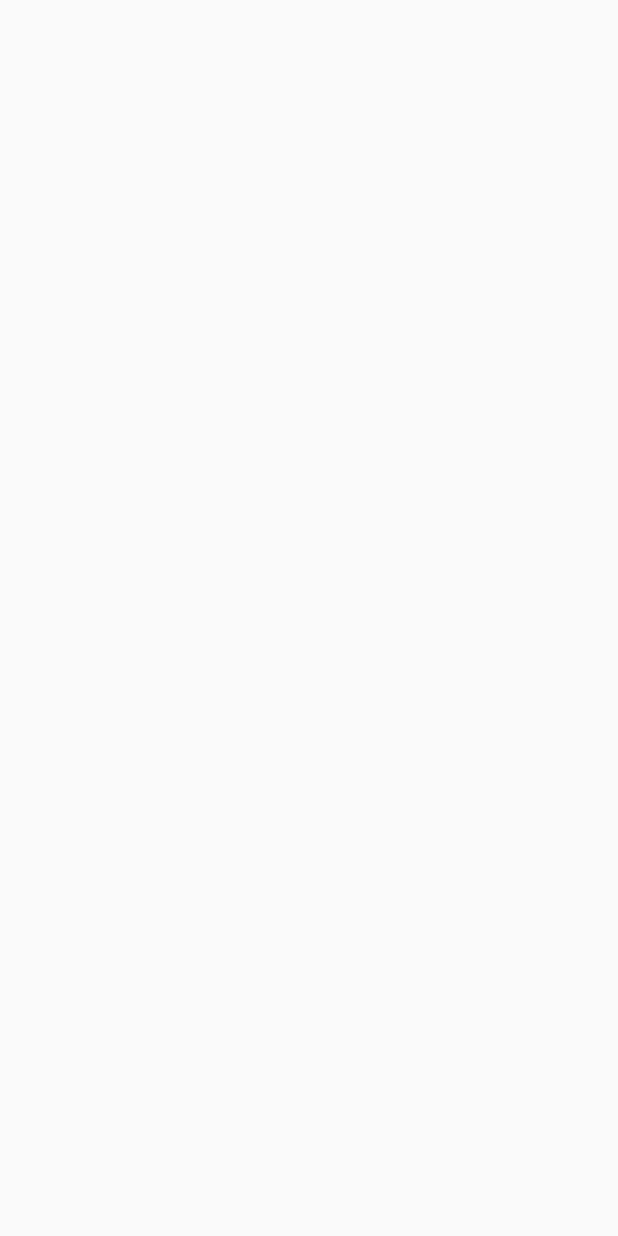
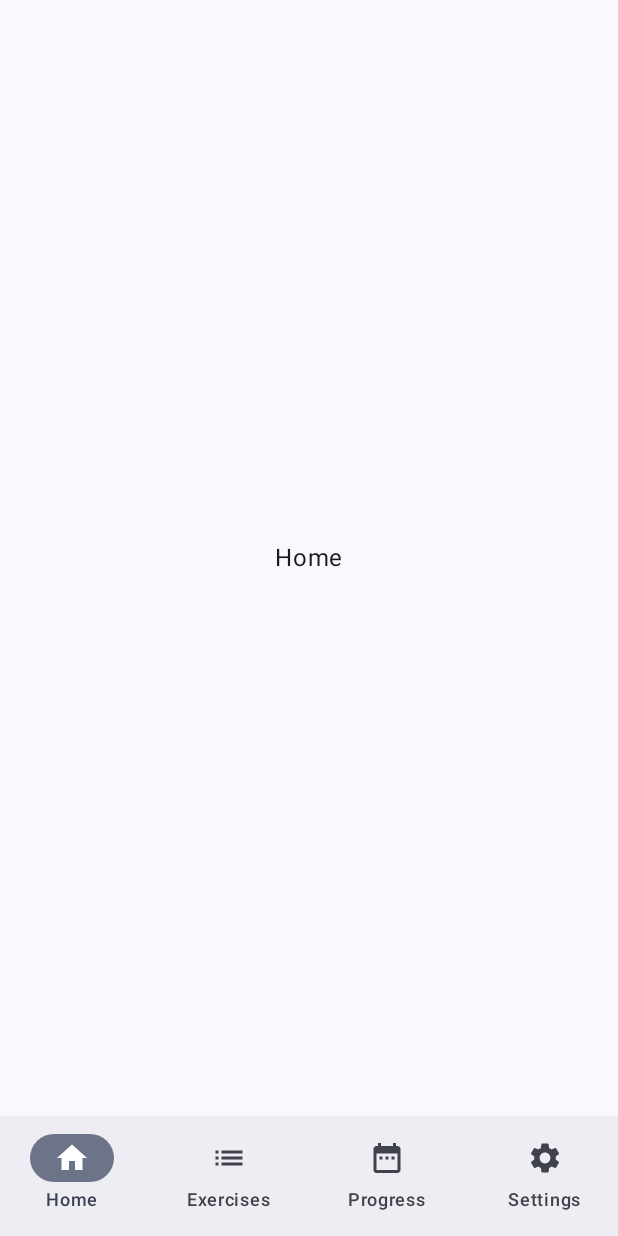
Before and after one commit to JakOrl/LiftQuest, an Android app built with Jetpack Compose: the screen it shows after launch (MainActivity), on a phone screen of 412 x 824 dp. Before the commit the screen is empty. Run offline under Robolectric (Android 15) with nearby library versions, the phone set to English and light mode, and no system bars; our stand-ins replace Room's generated code.

Commit message:
Add bottom navigation with four placeholder screens

```diff
--- /dev/null
+++ b/app/src/main/java/com/example/liftquest/LiftQuestApp.kt
@@ -0,0 +1,48 @@
+package com.example.liftquest
+
+import androidx.compose.foundation.layout.padding
+import androidx.compose.material3.Icon
+import androidx.compose.material3.NavigationBar
+import androidx.compose.material3.NavigationBarItem
+import androidx.compose.material3.Scaffold
+import androidx.compose.material3.Text
+import androidx.compose.runtime.Composable
+import androidx.compose.runtime.getValue
+import androidx.compose.ui.Modifier
+import androidx.navigation.compose.currentBackStackEntryAsState
+import androidx.navigation.compose.rememberNavController
+import com.example.liftquest.navigation.AppNavigation
+import com.example.liftquest.navigation.bottomNavItems
+
+//==========================================
+// App root
+//==========================================
+@Composable
+fun LiftQuestApp() {
+    val navController = rememberNavController()
+    val backStackEntry by navController.currentBackStackEntryAsState()
+    val currentRoute = backStackEntry?.destination?.route
+
+    Scaffold(
+        bottomBar = {
+            NavigationBar {
+                bottomNavItems.forEach { screen ->
+                    NavigationBarItem(
+                        selected = currentRoute == screen.route,
+                        onClick = {
+                            navController.navigate(screen.route) {
+                                popUpTo(navController.graph.startDestinationId) { saveState = true }
+                                launchSingleTop = true
+                                restoreState = true
+                            }
+                        },
+                        icon = { Icon(screen.icon, contentDescription = screen.title) },
+                        label = { Text(screen.title) }
+                    )
+                }
+            }
+        }
+    ) { innerPadding ->
+        AppNavigation(navController = navController, modifier = Modifier.padding(innerPadding))
+    }
+}
--- a/app/src/main/java/com/example/liftquest/MainActivity.kt
+++ b/app/src/main/java/com/example/liftquest/MainActivity.kt
@@ -18,6 +18,9 @@ class MainActivity : ComponentActivity() {
         super.onCreate(savedInstanceState)
         enableEdgeToEdge()
         setContent {
+            LiftQuestTheme {
+                LiftQuestApp()
+            }
         }
     }
 }
--- /dev/null
+++ b/app/src/main/java/com/example/liftquest/navigation/AppNavigation.kt
@@ -0,0 +1,28 @@
+package com.example.liftquest.navigation
+
+import androidx.compose.runtime.Composable
+import androidx.compose.ui.Modifier
+import androidx.navigation.NavHostController
+import androidx.navigation.compose.NavHost
+import androidx.navigation.compose.composable
+import com.example.liftquest.ui.screens.ExercisesScreen
+import com.example.liftquest.ui.screens.HomeScreen
+import com.example.liftquest.ui.screens.ProgressScreen
+import com.example.liftquest.ui.screens.SettingsScreen
+
+//==========================================
+// Navigation graph
+//==========================================
+@Composable
+fun AppNavigation(navController: NavHostController, modifier: Modifier = Modifier) {
+    NavHost(
+        navController = navController,
+        startDestination = Screen.Home.route,
+        modifier = modifier
+    ) {
+        composable(Screen.Home.route) { HomeScreen() }
+        composable(Screen.Exercises.route) { ExercisesScreen() }
+        composable(Screen.Progress.route) { ProgressScreen() }
+        composable(Screen.Settings.route) { SettingsScreen() }
+    }
+}
--- /dev/null
+++ b/app/src/main/java/com/example/liftquest/navigation/Screen.kt
@@ -0,0 +1,23 @@
+package com.example.liftquest.navigation
+
+import androidx.compose.material.icons.Icons
+import androidx.compose.material.icons.automirrored.filled.List
+import androidx.compose.material.icons.filled.DateRange
+import androidx.compose.material.icons.filled.Home
+import androidx.compose.material.icons.filled.Settings
+import androidx.compose.ui.graphics.vector.ImageVector
+
+//==========================================
+// Screens
+//==========================================
+sealed class Screen(val route: String, val title: String, val icon: ImageVector) {
+    data object Home : Screen("home", "Home", Icons.Filled.Home)
+    data object Exercises : Screen("exercises", "Exercises", Icons.AutoMirrored.Filled.List)
+    data object Progress : Screen("progress", "Progress", Icons.Filled.DateRange)
+    data object Settings : Screen("settings", "Settings", Icons.Filled.Settings)
+}
+
+//==========================================
+// Bottom navigation items
+//==========================================
+val bottomNavItems = listOf(Screen.Home, Screen.Exercises, Screen.Progress, Screen.Settings)
--- /dev/null
+++ b/app/src/main/java/com/example/liftquest/ui/screens/ExercisesScreen.kt
@@ -0,0 +1,18 @@
+package com.example.liftquest.ui.screens
+
+import androidx.compose.foundation.layout.Box
+import androidx.compose.foundation.layout.fillMaxSize
+import androidx.compose.material3.Text
+import androidx.compose.runtime.Composable
+import androidx.compose.ui.Alignment
+import androidx.compose.ui.Modifier
+
+//==========================================
+// Home screen
+//==========================================
+@Composable
+fun ExercisesScreen() {
+    Box(modifier = Modifier.fillMaxSize(), contentAlignment = Alignment.Center) {
+        Text("Exercise")
+    }
+}
--- /dev/null
+++ b/app/src/main/java/com/example/liftquest/ui/screens/HomeScreen.kt
@@ -0,0 +1,18 @@
+package com.example.liftquest.ui.screens
+
+import androidx.compose.foundation.layout.Box
+import androidx.compose.foundation.layout.fillMaxSize
+import androidx.compose.material3.Text
+import androidx.compose.runtime.Composable
+import androidx.compose.ui.Alignment
+import androidx.compose.ui.Modifier
+
+//==========================================
+// Home screen
+//==========================================
+@Composable
+fun HomeScreen() {
+    Box(modifier = Modifier.fillMaxSize(), contentAlignment = Alignment.Center) {
+        Text("Home")
+    }
+}
--- /dev/null
+++ b/app/src/main/java/com/example/liftquest/ui/screens/ProgressScreen.kt
@@ -0,0 +1,18 @@
+package com.example.liftquest.ui.screens
+
+import androidx.compose.foundation.layout.Box
+import androidx.compose.foundation.layout.fillMaxSize
+import androidx.compose.material3.Text
+import androidx.compose.runtime.Composable
+import androidx.compose.ui.Alignment
+import androidx.compose.ui.Modifier
+
+//==========================================
+// Home screen
+//==========================================
+@Composable
+fun ProgressScreen() {
+    Box(modifier = Modifier.fillMaxSize(), contentAlignment = Alignment.Center) {
+        Text("Progress")
+    }
+}
--- /dev/null
+++ b/app/src/main/java/com/example/liftquest/ui/screens/SettingsScreen.kt
@@ -0,0 +1,18 @@
+package com.example.liftquest.ui.screens
+
+import androidx.compose.foundation.layout.Box
+import androidx.compose.foundation.layout.fillMaxSize
+import androidx.compose.material3.Text
+import androidx.compose.runtime.Composable
+import androidx.compose.ui.Alignment
+import androidx.compose.ui.Modifier
+
+//==========================================
+// Home screen
+//==========================================
+@Composable
+fun SettingsScreen() {
+    Box(modifier = Modifier.fillMaxSize(), contentAlignment = Alignment.Center) {
+        Text("Settings")
+    }
+}
```
